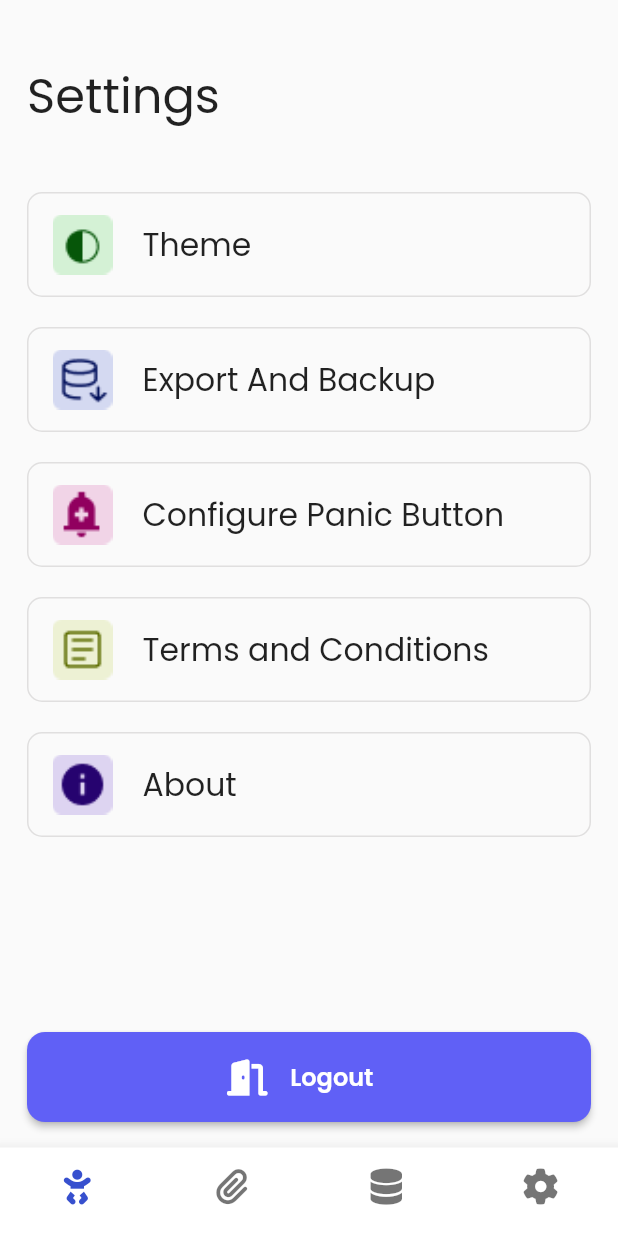
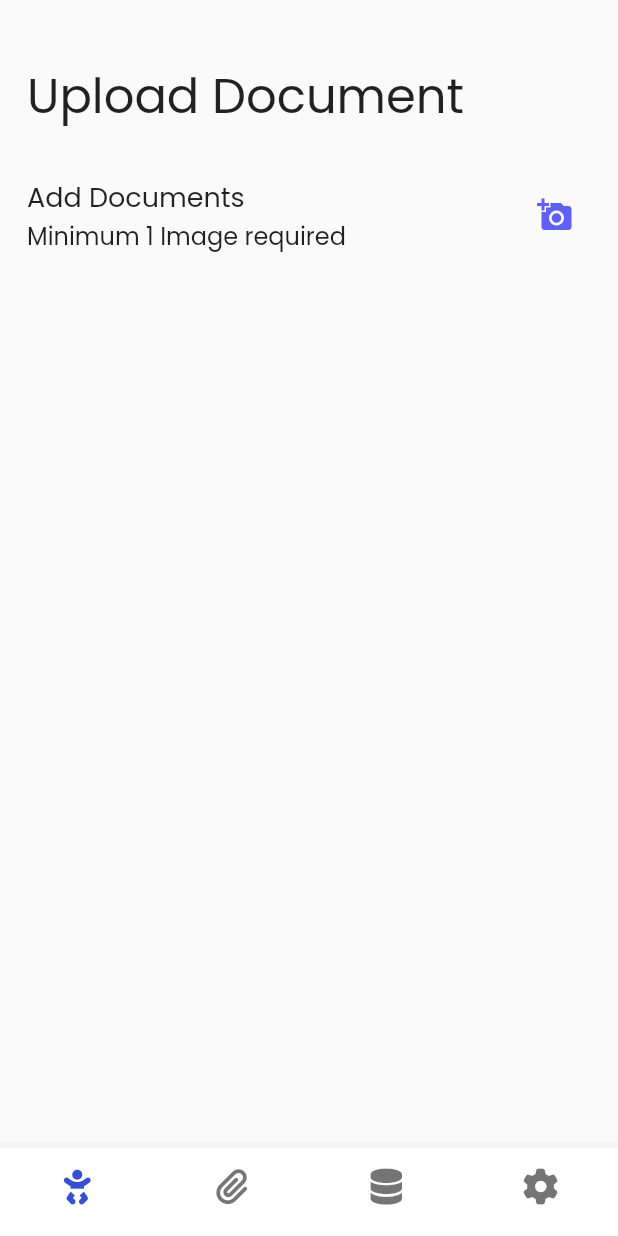
Before and after one commit to Debajyoti14/MamaVault, a Flutter app: the BottomNav screen opened directly, on a phone screen of 412 x 824 dp. Run offline on Flutter 3.47's test engine with Material 2 defaults, Android fonts, the phone set to English and light mode, and no system bars; our stand-ins replace accordion, animated_splash_screen, cloud_firestore, firebase_auth, firebase_core, flutter_svg and 6 more; missing offline and left inert: onboarding; accounts and stored records are empty; statements that could not run were skipped.

Commit message:
upload UI

```diff
--- a/lib/screens/bottom_nav_bar.dart
+++ b/lib/screens/bottom_nav_bar.dart
@@ -1,8 +1,7 @@
-import 'package:cloud_firestore/cloud_firestore.dart';
 import 'package:flutter/material.dart';
 import 'package:font_awesome_flutter/font_awesome_flutter.dart';
-import 'package:interrupt/screens/profile.dart';
 import 'package:interrupt/screens/settings.dart';
+import 'package:interrupt/screens/upload_doc.dart';
 
 class BottomNav extends StatefulWidget {
   const BottomNav({super.key});
@@ -14,14 +13,14 @@ class BottomNav extends StatefulWidget {
 class _BottomNavState extends State<BottomNav> {
   int _selectedIndex = 0;
   static final List<Widget> _widgetOptions = [
-    const SettingsPage(),
+    const UploadDoc(),
     const Center(
       child: Text("Documents"),
     ),
     const Center(
       child: Text("Feeds"),
     ),
-    const Profile(),
+    const SettingsPage(),
   ];
   void _onItemTapped(int index) {
     setState(() {
--- /dev/null
+++ b/lib/screens/upload_doc.dart
@@ -0,0 +1,207 @@
+import 'package:flutter/material.dart';
+import 'package:font_awesome_flutter/font_awesome_flutter.dart';
+import 'dart:io' as io;
+import 'package:google_fonts/google_fonts.dart';
+import 'package:image_picker/image_picker.dart';
+import 'package:interrupt/config/UI_constraints.dart';
+import 'package:interrupt/config/color_pallete.dart';
+import 'package:interrupt/widgets/primary_icon_button.dart';
+
+class UploadDoc extends StatefulWidget {
+  const UploadDoc({super.key});
+
+  @override
+  State<UploadDoc> createState() => _UploadDocState();
+}
+
+class _UploadDocState extends State<UploadDoc> {
+  List uploadedImageURL = [];
+  final ImagePicker imagePicker = ImagePicker();
+
+  List<XFile> imageFileList = [];
+  List<XFile> currentImages = [];
+  bool isSelected = true;
+  late String displayImageUrl = "assets/imageUploadIcon.png";
+
+  Future openPicker() async {
+    List<XFile> currentImage = await imagePicker.pickMultiImage();
+
+    if (currentImage.isNotEmpty) {
+      currentImages.addAll(currentImage);
+      setState(() {
+        isSelected = false;
+      });
+    }
+  }
+
+  void selectImages() {
+    setState(() {
+      imageFileList.addAll(currentImages);
+      currentImages = [];
+      isSelected = true;
+    });
+    Navigator.pop(context);
+  }
+
+  //   _uploadMultipleImages() async {
+  //   for (var image in imageFileList) {
+  //     final url = await _uploadImages(image);
+  //     uploadedImageURL.add(url);
+  //   }
+  // }
+
+  @override
+  Widget build(BuildContext context) {
+    return Scaffold(
+      body: Padding(
+        padding: const EdgeInsets.symmetric(horizontal: defaultPadding),
+        child: SingleChildScrollView(
+            child: Column(
+          crossAxisAlignment: CrossAxisAlignment.start,
+          children: [
+            const SizedBox(
+              height: 40,
+            ),
+            Text(
+              "Upload Document",
+              style: TextStyle(
+                fontSize: 32,
+                fontFamily:
+                    GoogleFonts.poppins(fontWeight: FontWeight.bold).fontFamily,
+              ),
+            ),
+            const SizedBox(
+              height: 30,
+            ),
+            Row(mainAxisAlignment: MainAxisAlignment.spaceBetween, children: [
+              Column(
+                crossAxisAlignment: CrossAxisAlignment.start,
+                children: [
+                  Text(
+                    'Add Documents',
+                    style: TextStyle(
+                      fontSize: 18,
+                      fontFamily:
+                          GoogleFonts.poppins(fontWeight: FontWeight.bold)
+                              .fontFamily,
+                    ),
+                  ),
+                  Text(
+                    'Minimum 1 Image required',
+                    style: TextStyle(
+                      fontSize: 16,
+                      fontFamily:
+                          GoogleFonts.poppins(fontWeight: FontWeight.w500)
+                              .fontFamily,
+                    ),
+                  ),
+                ],
+              ),
+              (imageFileList.length < 3)
+                  ? IconButton(
+                      color: PalleteColor.primaryPurple,
+                      icon: const Icon(Icons.add_a_photo),
+                      onPressed: () {
+                        showModalBottomSheet(
+                            context: context,
+                            builder: (BuildContext context) {
+                              return bottomSheet();
+                            });
+                      },
+                    )
+                  : const Text('Max 3 Images!'),
+            ]),
+            const SizedBox(
+              height: 20,
+            ),
+            (imageFileList.isNotEmpty)
+                ? GridView.builder(
+                    shrinkWrap: true,
+                    padding: EdgeInsets.zero,
+                    itemCount: imageFileList.length,
+                    gridDelegate:
+                        const SliverGridDelegateWithFixedCrossAxisCount(
+                            crossAxisCount: 3, crossAxisSpacing: 10),
+                    itemBuilder: (BuildContext context, int index) {
+                      return Image.file(
+                        io.File(imageFileList[index].path),
+                        fit: BoxFit.cover,
+                      );
+                    },
+                  )
+                : Container(),
+            const SizedBox(height: 20),
+          ],
+        )),
+      ),
+    );
+  }
+
+  SizedBox bottomSheet() {
+    return SizedBox(
+      height: 400,
+      child: Padding(
+        padding: const EdgeInsets.symmetric(horizontal: defaultPadding),
+        child: Column(
+          children: [
+            const SizedBox(
+              height: 30,
+            ),
+            Text(
+              'Choose Image',
+              style: TextStyle(
+                fontSize: 18,
+                fontFamily:
+                    GoogleFonts.poppins(fontWeight: FontWeight.bold).fontFamily,
+              ),
+            ),
+            const SizedBox(
+              height: 20,
+            ),
+            (isSelected)
+                ? InkWell(
+                    onTap: () async {
+                      print(isSelected);
+                      await openPicker();
+                      print("Here");
+                      print(isSelected);
+                    },
+                    child: Container(
+                      height: 150,
+                      decoration: BoxDecoration(
+                        color: const Color.fromARGB(255, 255, 255, 255),
+                        borderRadius: BorderRadius.circular(10),
+                        border: Border.all(
+                          color: const Color.fromARGB(255, 224, 223, 223),
+                        ),
+                      ),
+                      child: Image.asset(displayImageUrl),
+                    ),
+                  )
+                : Container(
+                    height: 150,
+                    decoration: BoxDecoration(
+                      color: const Color.fromARGB(255, 255, 255, 255),
+                      borderRadius: BorderRadius.circular(10),
+                      border: Border.all(
+                        color: const Color.fromARGB(255, 224, 223, 223),
+                      ),
+                    ),
+                    child: Image.file(
+                      io.File(currentImages[0].path),
+                      fit: BoxFit.contain,
+                    ),
+                  ),
+            const SizedBox(
+              height: 40,
+            ),
+            PrimaryIconButton(
+                buttonTitle: "Upload",
+                buttonIcon: const FaIcon(FontAwesomeIcons.image),
+                onPressed: selectImages)
+          ],
+        ),
+      ),
+    );
+  }
+}
```
Also changed, not shown: assets/imageUploadIcon.png (added).
